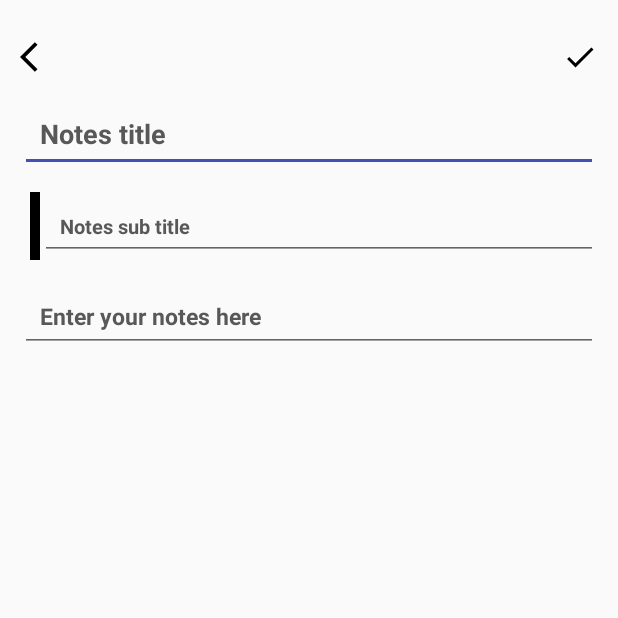
After one commit to AliShiriii/MyNoteApp, an Android app: the fragment NewNoteFragment shown on its own in the app's theme, on a phone screen of 412 x 824 dp, the top half of it. The commit adds this screen. Run offline under Robolectric (Android 15) with nearby library versions, the phone set to English and light mode, and no system bars; our stand-ins replace Dagger/Hilt's generated code, sdp/ssp sizes.

Commit message:
competete Fragment_New_Note

```diff
--- a/app/src/main/java/com/example/mynoteapp/HomeFragment.kt
+++ b/app/src/main/java/com/example/mynoteapp/view/HomeFragment.kt
@@ -1,4 +1,4 @@
-package com.example.mynoteapp
+package com.example.mynoteapp.view
 
 import android.os.Bundle
 import androidx.fragment.app.Fragment
--- /dev/null
+++ b/app/src/main/java/com/example/mynoteapp/view/NewNoteFragment.kt
@@ -0,0 +1,28 @@
+package com.example.mynoteapp.view
+
+import android.os.Bundle
+import android.view.LayoutInflater
+import android.view.View
+import android.view.ViewGroup
+import androidx.fragment.app.Fragment
+import com.example.mynoteapp.databinding.FragmentNewNoteBinding
+import dagger.hilt.android.AndroidEntryPoint
+
+@AndroidEntryPoint
+class NewNoteFragment : Fragment() {
+
+    private var _binding: FragmentNewNoteBinding? = null
+    private val binding get() = _binding
+
+    override fun onCreateView(
+        inflater: LayoutInflater, container: ViewGroup?,
+        savedInstanceState: Bundle?,
+    ): View? {
+        // Inflate the layout for this fragment
+
+        _binding = FragmentNewNoteBinding.inflate(inflater, container, false)
+
+        return binding?.root
+
+    }
+}
--- a/app/src/main/res/drawable/background_search.xml
+++ b/app/src/main/res/drawable/background_search.xml
@@ -4,5 +4,4 @@
     <solid android:color="@color/white" />
     <corners android:radius="@dimen/_20ssp"/>
 
-
 </shape>
--- a/app/src/main/res/drawable/ic_tick.xml
+++ b/app/src/main/res/drawable/ic_tick.xml
@@ -6,5 +6,5 @@
     android:tint="?attr/colorControlNormal">
   <path
       android:fillColor="@android:color/white"
-      android:pathData="M12,2C6.48,2 2,6.48 2,12s4.48,10 10,10 10,-4.48 10,-10S17.52,2 12,2zM10,17l-5,-5 1.41,-1.41L10,14.17l7.59,-7.59L19,8l-9,9z"/>
+      android:pathData="M9,16.2L4.8,12l-1.4,1.4L9,19 21,7l-1.4,-1.4L9,16.2z"/>
 </vector>
--- /dev/null
+++ b/app/src/main/res/layout/fragment_new_note.xml
@@ -0,0 +1,100 @@
+<?xml version="1.0" encoding="utf-8"?>
+<androidx.constraintlayout.widget.ConstraintLayout xmlns:android="http://schemas.android.com/apk/res/android"
+    xmlns:app="http://schemas.android.com/apk/res-auto"
+    xmlns:tools="http://schemas.android.com/tools"
+    android:layout_width="match_parent"
+    android:layout_height="match_parent"
+    tools:context=".view.NewNoteFragment">
+
+    <ImageView
+        android:id="@+id/mageBack"
+        android:layout_width="wrap_content"
+        android:layout_height="wrap_content"
+        android:layout_marginTop="@dimen/_20sdp"
+        android:layout_marginStart="@dimen/_10sdp"
+        android:layout_marginBottom="@dimen/_10sdp"
+        android:src="@drawable/ic_back"
+        app:layout_constraintStart_toStartOf="parent"
+        app:layout_constraintTop_toTopOf="parent"
+        app:tint="@color/black" />
+
+    <ImageView
+        android:id="@+id/mageTick"
+        android:layout_width="wrap_content"
+        android:layout_height="wrap_content"
+        android:layout_marginTop="@dimen/_20sdp"
+        android:layout_marginEnd="@dimen/_10sdp"
+        android:layout_marginBottom="@dimen/_10sdp"
+        android:src="@drawable/ic_tick"
+        app:layout_constraintEnd_toEndOf="parent"
+        app:layout_constraintTop_toTopOf="parent"
+        app:tint="@color/black" />
+
+    <EditText
+        android:id="@+id/notesTitle"
+        android:layout_width="match_parent"
+        android:layout_height="wrap_content"
+        android:layout_margin="@dimen/_10sdp"
+        android:ellipsize="end"
+        android:hint="@string/note_title"
+        android:maxLines="1"
+        android:padding="@dimen/_10sdp"
+        android:textColor="@color/black"
+        android:textColorHint="@color/text_color_hint"
+        android:textSize="@dimen/_14ssp"
+        android:textStyle="bold"
+        app:layout_constraintEnd_toEndOf="parent"
+        app:layout_constraintStart_toStartOf="parent"
+        app:layout_constraintTop_toBottomOf="@id/mageBack" />
+
+    <LinearLayout
+        android:id="@+id/lineOne"
+        android:layout_width="match_parent"
+        android:layout_height="wrap_content"
+        android:orientation="horizontal"
+        android:layout_margin="@dimen/_10sdp"
+        app:layout_constraintEnd_toEndOf="parent"
+        app:layout_constraintStart_toStartOf="parent"
+        app:layout_constraintTop_toBottomOf="@id/notesTitle">
+
+        <View
+            android:layout_width="@dimen/_5sdp"
+            android:layout_height="match_parent"
+            android:background="@color/black"
+            android:layout_marginStart="@dimen/_5sdp"
+            />
+
+        <EditText
+            android:id="@+id/notesSubTitle"
+            android:layout_width="match_parent"
+            android:layout_height="wrap_content"
+            android:ellipsize="end"
+            android:hint="@string/note_sub_title"
+            android:maxLines="1"
+            android:padding="@dimen/_10sdp"
+            android:textColor="@color/black"
+            android:textColorHint="@color/text_color_hint"
+            android:textSize="@dimen/_10sdp"
+            android:textStyle="bold" />
+
+    </LinearLayout>
+
+    <EditText
+        android:id="@+id/notesDescription"
+        android:layout_width="match_parent"
+        android:layout_height="wrap_content"
+        android:layout_margin="@dimen/_10sdp"
+        android:ellipsize="end"
+        android:hint="@string/notes_description"
+        android:maxLines="1"
+        android:padding="@dimen/_10sdp"
+        android:textColor="@color/black"
+        android:textColorHint="@color/text_color_hint"
+        android:textSize="@dimen/_12ssp"
+        android:textStyle="bold"
+        app:layout_constraintEnd_toEndOf="parent"
+        app:layout_constraintStart_toStartOf="parent"
+        app:layout_constraintTop_toBottomOf="@id/lineOne" />
+
+
+</androidx.constraintlayout.widget.ConstraintLayout>
--- a/app/src/main/res/navigation/nav_graph.xml
+++ b/app/src/main/res/navigation/nav_graph.xml
@@ -7,7 +7,7 @@
 
     <fragment
         android:id="@+id/homeFragment"
-        android:name="com.example.mynoteapp.HomeFragment"
+        android:name="com.example.mynoteapp.view.HomeFragment"
         android:label="fragment_home"
         tools:layout="@layout/fragment_home" />
 </navigation>
--- a/app/src/main/res/values-night/themes.xml
+++ b/app/src/main/res/values-night/themes.xml
@@ -1,6 +1,6 @@
 <resources xmlns:tools="http://schemas.android.com/tools">
     <!-- Base application theme. -->
-    <style name="Theme.MyNoteApp" parent="Theme.MaterialComponents.DayNight.DarkActionBar">
+    <style name="Theme.MyNoteApp" parent="Theme.AppCompat.Light.NoActionBar">
         <!-- Primary brand color. -->
         <item name="colorPrimary">@color/purple_200</item>
         <item name="colorPrimaryVariant">@color/purple_700</item>
@@ -10,7 +10,7 @@
         <item name="colorSecondaryVariant">@color/teal_200</item>
         <item name="colorOnSecondary">@color/black</item>
         <!-- Status bar color. -->
-        <item name="android:statusBarColor" tools:targetApi="l">?attr/colorPrimaryVariant</item>
+<!--        <item name="android:statusBarColor" tools:targetApi="l">?attr/colorPrimaryVariant</item>-->
         <!-- Customize your theme here. -->
     </style>
 </resources>
--- a/app/src/main/res/values/colors.xml
+++ b/app/src/main/res/values/colors.xml
@@ -6,6 +6,7 @@
     <color name="teal_200">#3F51B5</color>
     <color name="teal_700">#FF018786</color>
     <color name="black">#FF000000</color>
+    <color name="text_color_hint">#595858</color>
     <color name="white">#FFFFFFFF</color>
     <color name="bachGroundInHome">#D5D4D4</color>
     <color name="floating">#B6B1B1</color>
--- a/app/src/main/res/values/themes.xml
+++ b/app/src/main/res/values/themes.xml
@@ -5,11 +5,11 @@
         <item name="colorPrimary">@color/purple_500</item>
         <item name="colorPrimaryDark">@color/purple_700</item>
         <item name="colorAccent">@color/teal_200</item>
-<!--        &lt;!&ndash; Secondary brand color. &ndash;&gt;-->
-<!--        <item name="colorSecondary">@color/teal_200</item>-->
-<!--        <item name="colorSecondaryVariant">@color/teal_700</item>-->
-<!--        <item name="colorOnSecondary">@color/black</item>-->
-<!--        &lt;!&ndash; Status bar color. &ndash;&gt;-->
+        <!-- Secondary brand color. -->
+        <item name="colorSecondary">@color/teal_200</item>
+        <item name="colorSecondaryVariant">@color/teal_700</item>
+        <item name="colorOnSecondary">@color/black</item>
+        <!-- Status bar color. -->
 <!--        <item name="android:statusBarColor" tools:targetApi="l">?attr/colorPrimaryVariant</item>-->
         <!-- Customize your theme here. -->
     </style>
--- a/repository/src/main/java/com/example/repository/dao/NoteDao.kt
+++ b/repository/src/main/java/com/example/repository/dao/NoteDao.kt
@@ -4,6 +4,7 @@ import androidx.lifecycle.LiveData
 import androidx.room.*
 import com.example.repository.entitis.Note
 
+@Dao
 interface NoteDao {
 
     //Insert
@@ -11,11 +12,11 @@ interface NoteDao {
     suspend fun insertNote(note: Note)
 
     //Update
-    @Update()
+    @Update
     suspend fun updateNote(note: Note)
 
     //Delete
-    @Delete()
+    @Delete
     suspend fun deleteNote(note: Note)
 
     //Query for get all notes
--- a/repository/src/main/java/com/example/repository/db/NoteDataBase.kt
+++ b/repository/src/main/java/com/example/repository/db/NoteDataBase.kt
@@ -1,11 +1,12 @@
 package com.example.repository.db
 
 import androidx.room.Database
+import androidx.room.RoomDatabase
 import com.example.repository.dao.NoteDao
 import com.example.repository.entitis.Note
 
-@Database(entities = [Note::class], version = 1, exportSchema = false )
-abstract class NoteDataBase {
+@Database(entities = [Note::class], version = 1, exportSchema = false)
+abstract class NoteDataBase: RoomDatabase() {
 
     abstract fun getNotes(): NoteDao
 }
```
Also changed, not shown: app/build.gradle (+7 -7 lines), app/src/main/res/layout/fragment_home.xml (+6 -5 lines), app/src/main/res/values/strings.xml (+27 -0 lines), build.gradle (+5 -4 lines), repository/build.gradle (+17 -10 lines), repository/src/main/java/com/example/repository/di/RoomModule.kt (added, +30 -0 lines).
